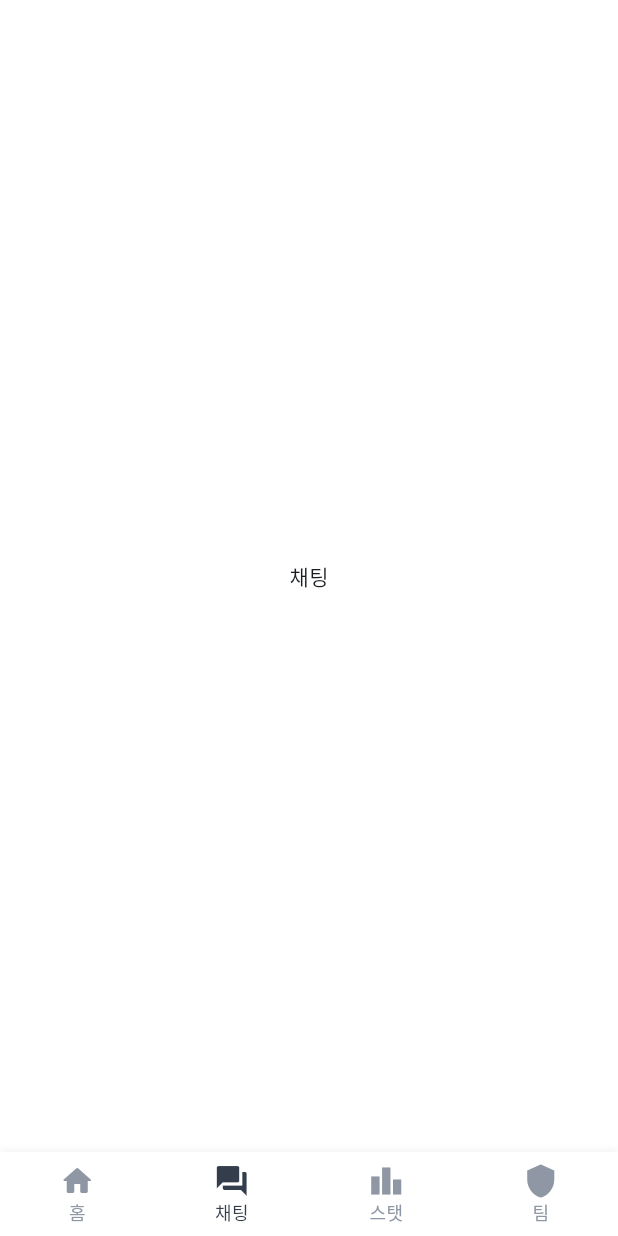
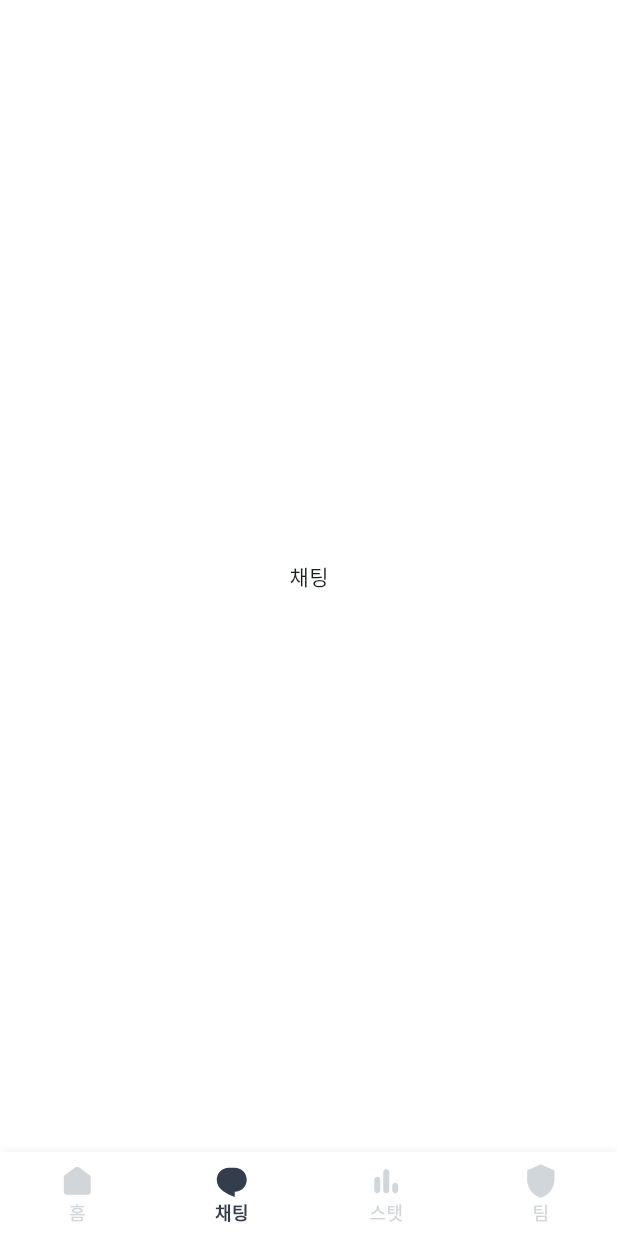
Before and after one commit to junbbbb/world_soccer, a Flutter app: the screen it shows after launch, item 2 of the bottom bar chosen, on a phone screen of 412 x 824 dp. Run offline on Flutter 3.47's test engine with Material 3 defaults, Android fonts, the phone set to English and light mode, and no system bars; our stand-ins replace figma_squircle, flutter_riverpod, flutter_svg, go_router, google_fonts, riverpod_annotation; generated files the repository leaves out were written again; Roboto replaces fonts that are missing (Pretendard).

Commit message:
홈화면 디자인 완성

```diff
--- a/lib/features/home/presentation/home_screen.dart
+++ b/lib/features/home/presentation/home_screen.dart
@@ -1,5 +1,6 @@
 import 'package:flutter/material.dart';
 import 'package:flutter/services.dart';
+import 'package:flutter_svg/flutter_svg.dart';
 
 import 'home_tab.dart';
 
@@ -46,23 +47,55 @@ class _HomeScreenState extends State<HomeScreen> {
             backgroundColor: Colors.white,
             elevation: 0,
             selectedItemColor: const Color(0xFF333D4B),
-            unselectedItemColor: const Color(0xFF8E97A3),
+            unselectedItemColor: const Color(0xFFD1D6DB),
+            selectedLabelStyle: const TextStyle(fontFamily: 'Pretendard', fontWeight: FontWeight.w600),
+            unselectedLabelStyle: const TextStyle(fontFamily: 'Pretendard'),
             selectedFontSize: 12,
             unselectedFontSize: 12,
-            items: const [
+            items: [
               BottomNavigationBarItem(
-                icon: Icon(Icons.home_rounded),
+                icon: SvgPicture.asset(
+                  'assets/icons/mingcute_home-1-fill.svg',
+                  width: 24,
+                  height: 24,
+                  colorFilter: ColorFilter.mode(
+                    _currentIndex == 0
+                        ? const Color(0xFF333D4B)
+                        : const Color(0xFFD1D6DB),
+                    BlendMode.srcIn,
+                  ),
+                ),
                 label: '홈',
               ),
               BottomNavigationBarItem(
-                icon: Icon(Icons.forum),
+                icon: SvgPicture.asset(
+                  'assets/icons/ri_chat-1-fill.svg',
+                  width: 24,
+                  height: 24,
+                  colorFilter: ColorFilter.mode(
+                    _currentIndex == 1
+                        ? const Color(0xFF333D4B)
+                        : const Color(0xFFD1D6DB),
+                    BlendMode.srcIn,
+                  ),
+                ),
                 label: '채팅',
               ),
               BottomNavigationBarItem(
-                icon: Icon(Icons.leaderboard),
+                icon: SvgPicture.asset(
+                  'assets/icons/ic_round-bar-chart.svg',
+                  width: 24,
+                  height: 24,
+                  colorFilter: ColorFilter.mode(
+                    _currentIndex == 2
+                        ? const Color(0xFF333D4B)
+                        : const Color(0xFFD1D6DB),
+                    BlendMode.srcIn,
+                  ),
+                ),
                 label: '스탯',
               ),
-              BottomNavigationBarItem(
+              const BottomNavigationBarItem(
                 icon: Icon(Icons.shield),
                 label: '팀',
               ),
--- a/lib/features/home/presentation/widgets/team_recent_results_section.dart
+++ b/lib/features/home/presentation/widgets/team_recent_results_section.dart
@@ -33,7 +33,7 @@ class TeamRecentResultsSection extends StatelessWidget {
       children: [
         const Padding(
           padding: EdgeInsets.only(left: 24, right: 24, bottom: 4),
-          child: SectionTitle('팀 최근전적'),
+          child: SectionTitle('최근 전적'),
         ),
         SizedBox(
           height: 48,
--- a/pubspec.yaml
+++ b/pubspec.yaml
@@ -43,6 +43,7 @@ dependencies:
   google_fonts:
   figma_squircle: ^0.6.3
   checkmark: ^0.0.2+1
+  flutter_svg: ^2.2.4
 
 dev_dependencies:
   flutter_test:
@@ -72,6 +73,7 @@ flutter:
 
   assets:
     - assets/images/
+    - assets/images/avatars/
     - assets/icons/
 
   fonts:
```
Also changed, not shown: lib/features/home/presentation/widgets/next_match_card.dart (+22 -31 lines), lib/features/home/presentation/widgets/team_posts_section.dart (+75 -89 lines), assets/icons/ic_round-bar-chart.svg (added), assets/icons/mingcute_home-1-fill.svg (added), assets/icons/ri_chat-1-fill.svg (added), pubspec.lock, 4 other files.
